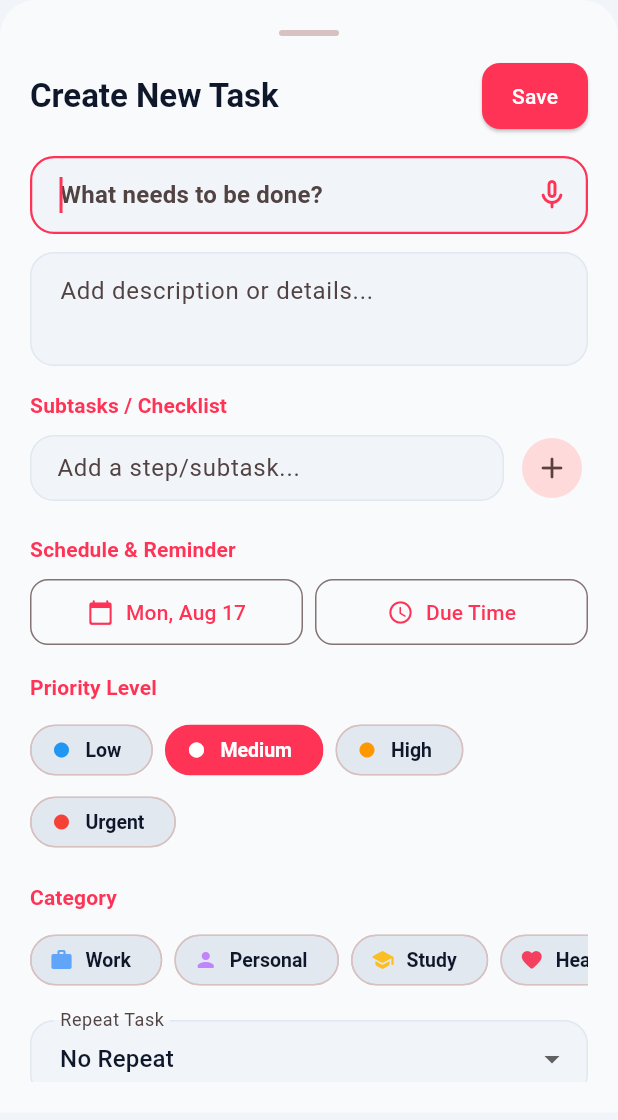
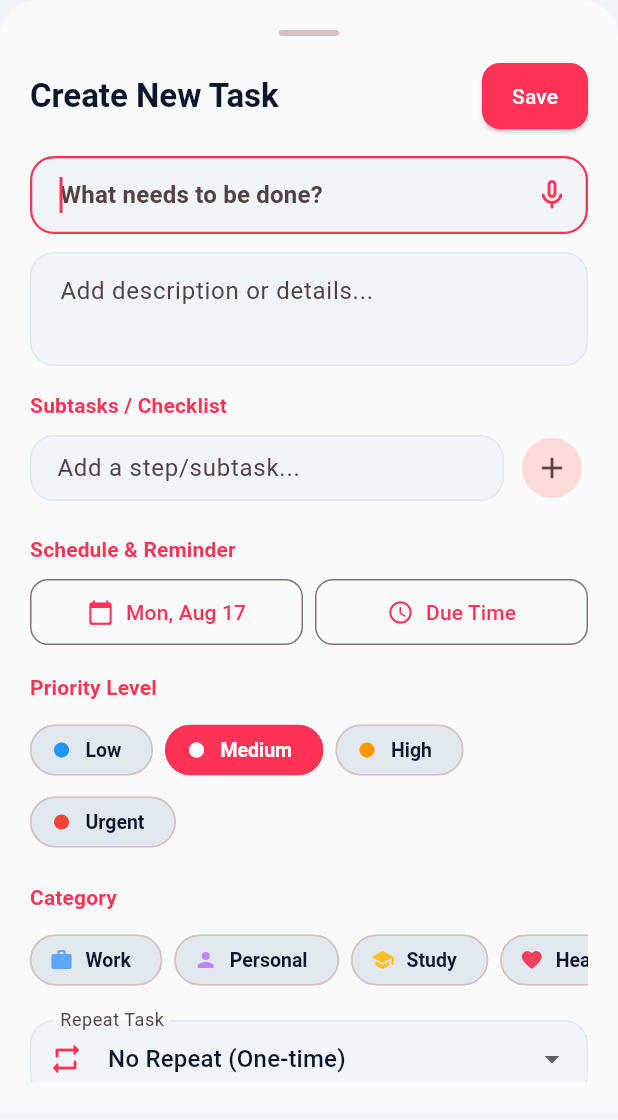
Before and after one commit to VaibhavJalota06/focus-flow, a Flutter app: the AddEditTaskSheet widget shown alone on an empty page, opened directly, on a phone screen of 412 x 824 dp. Shown: the top 1120 px of the screen. Run offline on Flutter 3.47's test engine with Material 3 defaults, Android fonts, the phone set to English and light mode, and no system bars; our stand-ins replace confetti, fl_chart, flutter_local_notifications, flutter_riverpod, google_sign_in, image_picker and 7 more; accounts and stored records are empty; network calls fail.

Commit message:
Polished UI aesthetics: added repeat status pill tags, enhanced dropdown controls with icons and badges

```diff
--- a/lib/features/tasks/add_edit_task_sheet.dart
+++ b/lib/features/tasks/add_edit_task_sheet.dart
@@ -538,17 +538,19 @@ class _AddEditTaskSheetState extends ConsumerState<AddEditTaskSheet> {
                       initialValue: _recurrenceRule,
                       decoration: InputDecoration(
                         labelText: 'Repeat Task',
+                        prefixIcon: Icon(Icons.repeat_rounded, color: theme.colorScheme.primary),
                         border: OutlineInputBorder(
-                          borderRadius: BorderRadius.circular(12),
+                          borderRadius: BorderRadius.circular(16),
                         ),
+                        filled: true,
                       ),
                       items: const [
-                        DropdownMenuItem(value: null, child: Text('No Repeat')),
-                        DropdownMenuItem(value: 'DAILY', child: Text('Every Day')),
-                        DropdownMenuItem(value: 'WEEKDAYS', child: Text('Weekdays (Mon-Fri)')),
-                        DropdownMenuItem(value: 'WEEKLY', child: Text('Weekly')),
-                        DropdownMenuItem(value: 'MONTHLY', child: Text('Monthly')),
-                        DropdownMenuItem(value: 'CUSTOM:1,3,5', child: Text('Mon + Wed + Fri')),
+                        DropdownMenuItem(value: null, child: Text('No Repeat (One-time)')),
+                        DropdownMenuItem(value: 'DAILY', child: Text('Every Day 🔁')),
+                        DropdownMenuItem(value: 'WEEKDAYS', child: Text('Weekdays (Mon-Fri) 📅')),
+                        DropdownMenuItem(value: 'WEEKLY', child: Text('Weekly 📆')),
+                        DropdownMenuItem(value: 'MONTHLY', child: Text('Monthly 🗓️')),
+                        DropdownMenuItem(value: 'CUSTOM:1,3,5', child: Text('Mon + Wed + Fri ⭐')),
                       ],
                       onChanged: (val) => setState(() => _recurrenceRule = val),
                     ),
@@ -560,16 +562,18 @@ class _AddEditTaskSheetState extends ConsumerState<AddEditTaskSheet> {
                       initialValue: _reminderTime,
                       decoration: InputDecoration(
                         labelText: 'Reminder Alert',
+                        prefixIcon: Icon(Icons.notifications_active_rounded, color: theme.colorScheme.primary),
                         border: OutlineInputBorder(
-                          borderRadius: BorderRadius.circular(12),
+                          borderRadius: BorderRadius.circular(16),
                         ),
+                        filled: true,
                       ),
                       items: const [
                         DropdownMenuItem(value: null, child: Text('No Reminder')),
-                        DropdownMenuItem(value: 'EXACT', child: Text('At exact due time')),
-                        DropdownMenuItem(value: '10_MIN_BEFORE', child: Text('10 minutes before')),
-                        DropdownMenuItem(value: '30_MIN_BEFORE', child: Text('30 minutes before')),
-                        DropdownMenuItem(value: '1_HOUR_BEFORE', child: Text('1 hour before')),
+                        DropdownMenuItem(value: 'EXACT', child: Text('At exact due time ⏰')),
+                        DropdownMenuItem(value: '10_MIN_BEFORE', child: Text('10 minutes before 🔔')),
+                        DropdownMenuItem(value: '30_MIN_BEFORE', child: Text('30 minutes before 🔔')),
+                        DropdownMenuItem(value: '1_HOUR_BEFORE', child: Text('1 hour before 🔔')),
                       ],
                       onChanged: (val) => setState(() => _reminderTime = val),
                     ),
```
Also changed, not shown: lib/features/today/today_screen.dart (+41 -0 lines).
